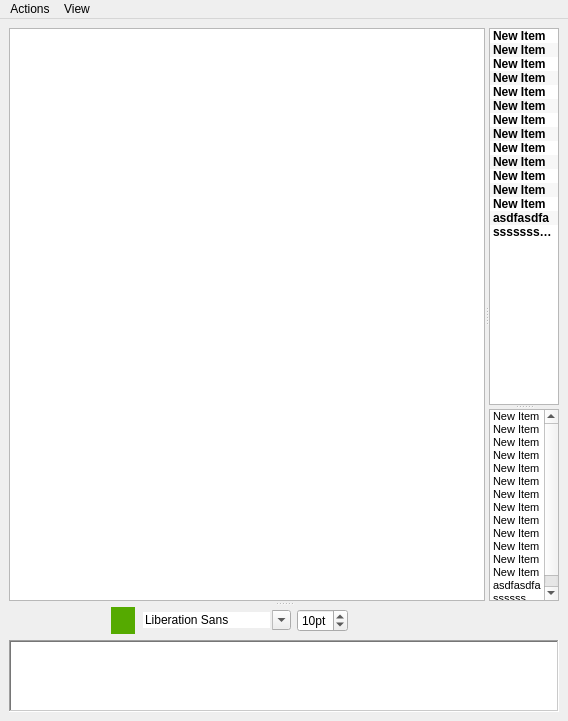
Above: py/gui/chatwindow_auto.ui from mnunberg/yobot before the change. Below: the same form after it.
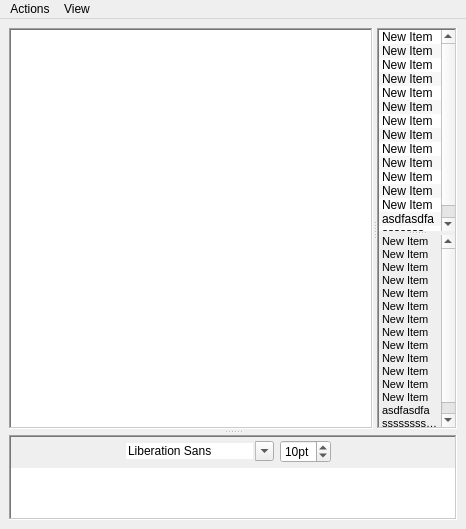
That is the form after the change. Icons and pictures are not drawn.

Commit message: Mainly cosmetic changes. Also did some nice checking to see if html is supported. Added unit tests.

What changed in the file:
```diff
--- a/py/gui/chatwindow_auto.ui
+++ b/py/gui/chatwindow_auto.ui
@@ -6,8 +6,8 @@
    <rect>
     <x>0</x>
     <y>0</y>
-    <width>568</width>
-    <height>721</height>
+    <width>466</width>
+    <height>529</height>
    </rect>
   </property>
   <property name="windowTitle">
@@ -17,8 +17,14 @@
    <layout class="QGridLayout" name="gridLayout_2">
     <item row="0" column="0">
      <widget class="QSplitter" name="splitter_2">
+      <property name="frameShape">
+       <enum>QFrame::NoFrame</enum>
+      </property>
+      <property name="frameShadow">
+       <enum>QFrame::Sunken</enum>
+      </property>
       <property name="lineWidth">
-       <number>0</number>
+       <number>1</number>
       </property>
       <property name="orientation">
        <enum>Qt::Vertical</enum>
@@ -68,11 +74,17 @@
             <bool>false</bool>
            </property>
            <property name="frameShape">
-            <enum>QFrame::StyledPanel</enum>
+            <enum>QFrame::WinPanel</enum>
            </property>
            <property name="frameShadow">
             <enum>QFrame::Sunken</enum>
            </property>
+           <property name="lineWidth">
+            <number>1</number>
+           </property>
+           <property name="midLineWidth">
+            <number>0</number>
+           </property>
            <property name="html">
             <string notr="true">&lt;!DOCTYPE HTML PUBLIC &quot;-//W3C//DTD HTML 4.0//EN&quot; &quot;http://www.w3.org/TR/REC-html40/strict.dtd&quot;&gt;
 &lt;html&gt;&lt;head&gt;&lt;meta name=&quot;qrichtext&quot; content=&quot;1&quot; /&gt;&lt;style type=&quot;text/css&quot;&gt;
@@ -91,6 +103,27 @@
              <verstretch>0</verstretch>
             </sizepolicy>
            </property>
+           <property name="minimumSize">
+            <size>
+             <width>80</width>
+             <height>0</height>
+            </size>
+           </property>
+           <property name="maximumSize">
+            <size>
+             <width>16777215</width>
+             <height>16777215</height>
+            </size>
+           </property>
+           <property name="styleSheet">
+            <string notr="true"/>
+           </property>
+           <property name="frameShape">
+            <enum>QFrame::WinPanel</enum>
+           </property>
+           <property name="frameShadow">
+            <enum>QFrame::Sunken</enum>
+           </property>
            <property name="orientation">
             <enum>Qt::Vertical</enum>
            </property>
@@ -107,13 +140,26 @@
             <property name="font">
              <font>
               <pointsize>9</pointsize>
-              <weight>75</weight>
+              <weight>50</weight>
               <italic>false</italic>
-              <bold>true</bold>
+              <bold>false</bold>
               <strikeout>false</strikeout>
-              <kerning>true</kerning>
+              <kerning>false</kerning>
              </font>
             </property>
+            <property name="styleSheet">
+             <string notr="true">::item {font-weight:bold; margin:0px;}
+
+::item:selected { background-color:palette(highlight);
+border: 1px solid black;
+border-radius:3px;
+font-weight:bold;
+margin:2px;
+}</string>
+            </property>
+            <property name="frameShape">
+             <enum>QFrame::NoFrame</enum>
+            </property>
             <property name="horizontalScrollBarPolicy">
              <enum>Qt::ScrollBarAlwaysOff</enum>
             </property>
@@ -121,7 +167,7 @@
              <bool>true</bool>
             </property>
             <property name="spacing">
-             <number>2</number>
+             <number>-1</number>
             </property>
             <property name="sortingEnabled">
              <bool>true</bool>
@@ -223,7 +269,17 @@
              </font>
             </property>
             <property name="styleSheet">
-             <string notr="true"/>
+             <string notr="true">QAbstractItemView {background-color:palette(window);}
+
+::item:selected {
+background-color: palette(base);
+border: 1px solid palette(dark);
+border-radius:5px;
+margin:2px;
+}</string>
+            </property>
+            <property name="frameShape">
+             <enum>QFrame::NoFrame</enum>
             </property>
             <property name="horizontalScrollBarPolicy">
              <enum>Qt::ScrollBarAlwaysOff</enum>
@@ -332,12 +388,21 @@
         </sizepolicy>
        </property>
        <property name="frameShape">
-        <enum>QFrame::NoFrame</enum>
+        <enum>QFrame::WinPanel</enum>
        </property>
        <property name="frameShadow">
-        <enum>QFrame::Plain</enum>
+        <enum>QFrame::Sunken</enum>
+       </property>
+       <property name="lineWidth">
+        <number>1</number>
+       </property>
+       <property name="midLineWidth">
+        <number>0</number>
        </property>
        <layout class="QVBoxLayout" name="w_inputframe">
+        <property name="spacing">
+         <number>3</number>
+        </property>
         <property name="margin">
          <number>0</number>
         </property>
@@ -353,10 +418,19 @@
            <enum>QFrame::NoFrame</enum>
           </property>
           <property name="frameShadow">
-           <enum>QFrame::Plain</enum>
+           <enum>QFrame::Sunken</enum>
           </property>
           <layout class="QGridLayout" name="gridLayout_3">
-           <property name="margin">
+           <property name="leftMargin">
+            <number>5</number>
+           </property>
+           <property name="topMargin">
+            <number>1</number>
+           </property>
+           <property name="rightMargin">
+            <number>5</number>
+           </property>
+           <property name="bottomMargin">
             <number>0</number>
            </property>
            <item row="0" column="8">
@@ -424,7 +498,18 @@
             </widget>
            </item>
            <item row="0" column="5">
-            <widget class="QFrame" name="frame">
+            <widget class="QFrame" name="format_button_frame">
+             <property name="styleSheet">
+              <string notr="true">:open { background-color:palette(dark); 
+border-top: 2px inset rgba(0,0,0,130);
+border-left: 2px inset rgba(0,0,0,130);
+border-radius:3px;
+
+margin-right:2px;
+margin-top:2px;
+margin-bottom:2px
+}</string>
+             </property>
              <property name="frameShape">
               <enum>QFrame::NoFrame</enum>
              </property>
@@ -442,7 +527,7 @@
                <number>0</number>
               </property>
               <item>
-               <widget class="QToolButton" name="bold">
+               <widget class="QPushButton" name="bold">
                 <property name="enabled">
                  <bool>true</bool>
                 </property>
@@ -454,26 +539,17 @@
                 </property>
                 <property name="maximumSize">
                  <size>
-                  <width>16777215</width>
+                  <width>24</width>
                   <height>27</height>
                  </size>
                 </property>
                 <property name="focusPolicy">
                  <enum>Qt::NoFocus</enum>
                 </property>
-                <property name="text">
-                 <string notr="true"/>
-                </property>
                 <property name="icon">
                  <iconset resource="resources.qrc">
                   <normaloff>:/icons/icons/format-text-bold.png</normaloff>:/icons/icons/format-text-bold.png</iconset>
                 </property>
-                <property name="iconSize">
-                 <size>
-                  <width>24</width>
-                  <height>24</height>
-                 </size>
-                </property>
                 <property name="shortcut">
                  <string>Ctrl+B</string>
                 </property>
@@ -483,19 +559,19 @@
                 <property name="checked">
                  <bool>false</bool>
                 </property>
-                <property name="autoRaise">
+                <property name="flat">
                  <bool>true</bool>
                 </property>
                </widget>
               </item>
               <item>
-               <widget class="QToolButton" name="italic">
+               <widget class="QPushButton" name="italic">
                 <property name="enabled">
                  <bool>true</bool>
                 </property>
                 <property name="maximumSize">
                  <size>
-                  <width>16777215</width>
+                  <width>24</width>
                   <height>27</height>
                  </size>
                 </property>
@@ -524,13 +600,13 @@
                 <property name="checked">
                  <bool>false</bool>
                 </property>
-                <property name="autoRaise">
+                <property name="flat">
                  <bool>true</bool>
                 </property>
                </widget>
               </item>
               <item>
-               <widget class="QToolButton" name="underline">
+               <widget class="QPushButton" name="underline">
                 <property name="enabled">
                  <bool>true</bool>
                 </property>
@@ -542,13 +618,16 @@
                 </property>
                 <property name="maximumSize">
                  <size>
-                  <width>16777215</width>
+                  <width>24</width>
                   <height>27</height>
                  </size>
                 </property>
                 <property name="focusPolicy">
                  <enum>Qt::NoFocus</enum>
                 </property>
+                <property name="styleSheet">
+                 <string notr="true"/>
+                </property>
                 <property name="text">
                  <string/>
                 </property>
@@ -571,7 +650,7 @@
                 <property name="checked">
                  <bool>false</bool>
                 </property>
-                <property name="autoRaise">
+                <property name="flat">
                  <bool>true</bool>
                 </property>
                </widget>
@@ -594,7 +673,7 @@
               </size>
              </property>
              <property name="styleSheet">
-              <string notr="true">background-color: rgb(85, 170, 0)</string>
+              <string notr="true"/>
              </property>
              <property name="text">
               <string/>
@@ -616,16 +695,31 @@
         <item>
          <widget class="QTextEdit" name="input">
           <property name="sizePolicy">
-           <sizepolicy hsizetype="Preferred" vsizetype="Preferred">
+           <sizepolicy hsizetype="Preferred" vsizetype="Ignored">
             <horstretch>0</horstretch>
             <verstretch>1</verstretch>
            </sizepolicy>
           </property>
+          <property name="minimumSize">
+           <size>
+            <width>0</width>
+            <height>50</height>
+           </size>
+          </property>
+          <property name="maximumSize">
+           <size>
+            <width>16777215</width>
+            <height>1000</height>
+           </size>
+          </property>
+          <property name="sizeIncrement">
+           <size>
+            <width>1</width>
+            <height>1</height>
+           </size>
+          </property>
           <property name="frameShape">
-           <enum>QFrame::WinPanel</enum>
-          </property>
-          <property name="frameShadow">
-           <enum>QFrame::Sunken</enum>
+           <enum>QFrame::NoFrame</enum>
           </property>
           <property name="lineWidth">
            <number>10</number>
@@ -659,7 +753,7 @@
     <rect>
      <x>0</x>
      <y>0</y>
-     <width>568</width>
+     <width>466</width>
      <height>29</height>
     </rect>
    </property>
```
Left out of the diff: 79 changed lines with no effect on the pictures. The commit also changes 2 other files.
